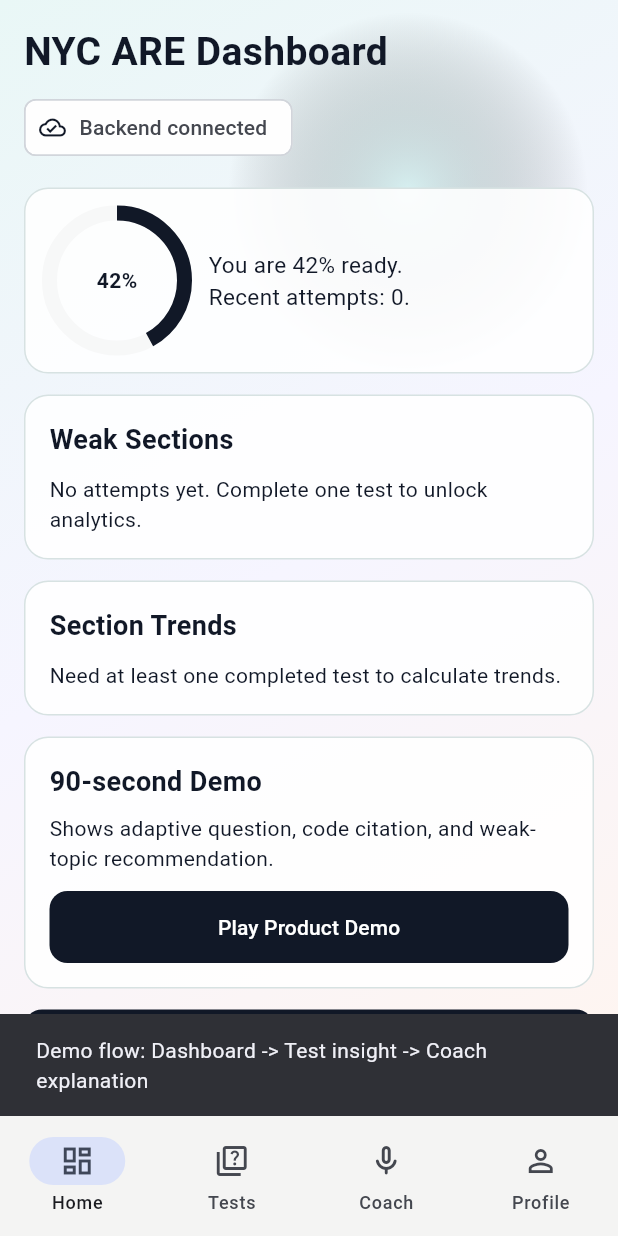
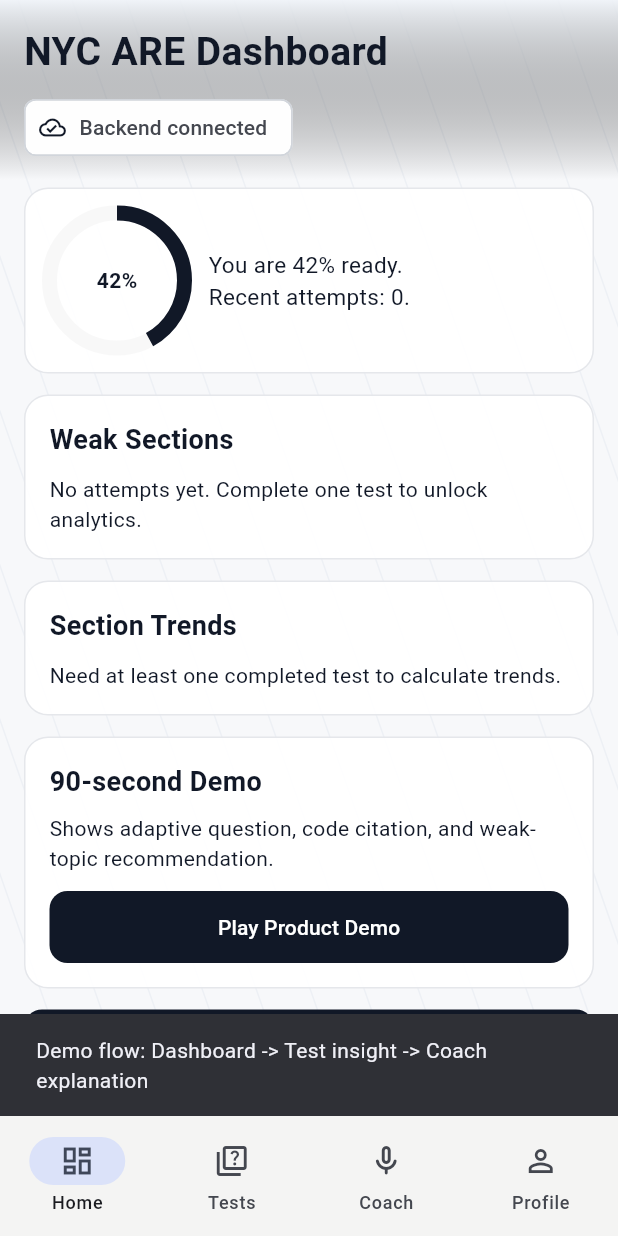
Before and after one commit to Vito-bc/ARE-Coach, a Flutter app: the HomeShell screen opened by its route, after a tap on "Play Product Demo", on a phone screen of 412 x 824 dp. Run offline on Flutter 3.47's test engine with Material 3 defaults, Android fonts, the phone set to English and light mode, and no system bars; our stand-ins replace cloud_firestore, firebase_auth, firebase_core, flutter_tts, hive_flutter, speech_to_text; accounts and stored records are empty; network calls fail; Roboto replaces fonts that are missing (Georgia).

Commit message:
Refine day mode dashboard background for clearer readability

```diff
--- a/lib/screens/dashboard_screen.dart
+++ b/lib/screens/dashboard_screen.dart
@@ -231,35 +231,33 @@ class _DashboardScreenState extends State<DashboardScreen> {
 
   Widget _buildBackdrop(bool isDark) {
     if (!isDark) {
-      return Container(
-        decoration: const BoxDecoration(
-          gradient: LinearGradient(
-            begin: Alignment.topLeft,
-            end: Alignment.bottomRight,
-            colors: [
-              Color(0xFFE9F7F6),
-              Color(0xFFF6F5FF),
-              Color(0xFFFFF5EF),
-            ],
+      return Stack(
+        children: [
+          Container(color: const Color(0xFFF7F8FA)),
+          Positioned.fill(
+            child: CustomPaint(
+              painter: _DayBlueprintPainter(),
             ),
           ),
-        child: Align(
-          alignment: Alignment.topRight,
+          Positioned(
+            left: 0,
+            right: 0,
+            top: 0,
             child: Container(
-            width: 240,
-            height: 240,
-            margin: const EdgeInsets.only(right: 20, top: 8),
+              height: 120,
               decoration: BoxDecoration(
-              borderRadius: BorderRadius.circular(200),
-              gradient: RadialGradient(
+                gradient: LinearGradient(
+                  begin: Alignment.topCenter,
+                  end: Alignment.bottomCenter,
                   colors: [
-                  const Color(0xFFB7E9E5).withValues(alpha: 0.45),
+                    const Color(0xFFEFF3F8).withValues(alpha: 0.9),
                     Colors.transparent,
                   ],
                 ),
               ),
             ),
           ),
+        ],
       );
     }
 
@@ -337,9 +335,9 @@ class _DashboardScreenState extends State<DashboardScreen> {
     return Container(
       decoration: BoxDecoration(
         borderRadius: BorderRadius.circular(16),
-        color: isDark ? Colors.white.withValues(alpha: 0.07) : Colors.white.withValues(alpha: 0.88),
+        color: isDark ? Colors.white.withValues(alpha: 0.07) : Colors.white.withValues(alpha: 0.96),
         border: Border.all(
-          color: isDark ? Colors.white.withValues(alpha: 0.14) : const Color(0xFFD7E2E2),
+          color: isDark ? Colors.white.withValues(alpha: 0.14) : const Color(0xFFE5E7EB),
         ),
       ),
       child: child,
@@ -398,3 +396,24 @@ class _DashboardScreenState extends State<DashboardScreen> {
     );
   }
 }
+
+class _DayBlueprintPainter extends CustomPainter {
+  @override
+  void paint(Canvas canvas, Size size) {
+    final linePaint = Paint()
+      ..color = const Color(0xFFCBD5E1).withValues(alpha: 0.22)
+      ..strokeWidth = 1;
+
+    const spacing = 36.0;
+    for (double x = -size.height; x < size.width; x += spacing) {
+      canvas.drawLine(
+        Offset(x, 0),
+        Offset(x + size.height * 0.35, size.height),
+        linePaint,
+      );
+    }
+  }
+
+  @override
+  bool shouldRepaint(covariant CustomPainter oldDelegate) => false;
+}
```
Lines whose indentation alone changed are shown as unchanged.
